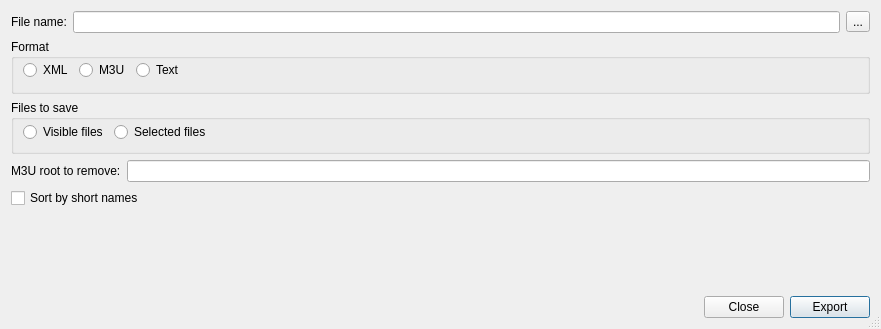
This is mp3diags/src/Export.ui in frispete/mp3diags as Qt 5 draws it before an edit. The edited form follows.
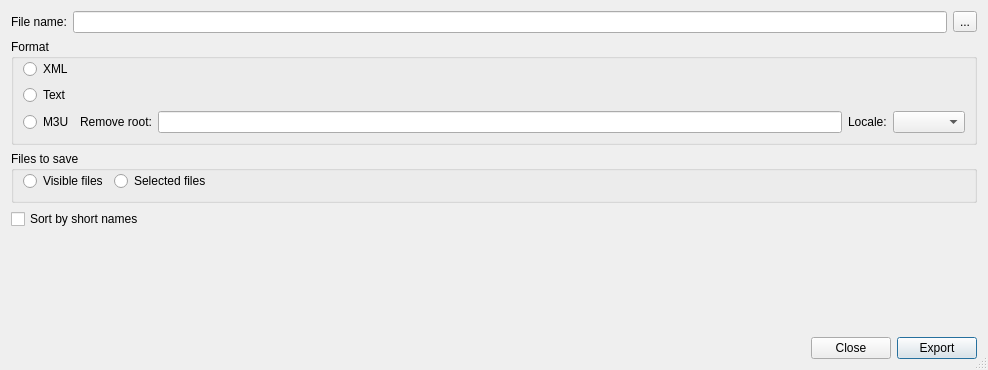
This is the edited form.

Commit message: - forced archive version check, to prevent older versions of the program from trying to open databases serialized by newer ones - m3u export can now specify a locale to use - "var artists" in tag detail

```diff
--- a/mp3diags/src/Export.ui
+++ b/mp3diags/src/Export.ui
@@ -5,8 +5,8 @@
    <rect>
     <x>0</x>
     <y>0</y>
-    <width>881</width>
-    <height>329</height>
+    <width>988</width>
+    <height>370</height>
    </rect>
   </property>
   <property name="windowTitle" >
@@ -42,43 +42,55 @@
      <property name="title" >
       <string>Format</string>
      </property>
-     <layout class="QHBoxLayout" >
+     <layout class="QGridLayout" >
       <property name="topMargin" >
        <number>0</number>
       </property>
-      <item>
+      <item row="0" column="0" >
        <widget class="QRadioButton" name="m_pXmlRB" >
         <property name="text" >
          <string>XML</string>
         </property>
        </widget>
       </item>
-      <item>
-       <widget class="QRadioButton" name="m_pM3uRB" >
-        <property name="text" >
-         <string>M3U</string>
-        </property>
-       </widget>
-      </item>
-      <item>
+      <item row="1" column="0" >
        <widget class="QRadioButton" name="m_pTextRB" >
         <property name="text" >
          <string>Text</string>
         </property>
        </widget>
       </item>
-      <item>
-       <spacer>
-        <property name="orientation" >
-         <enum>Qt::Horizontal</enum>
+      <item row="2" column="0" >
+       <widget class="QRadioButton" name="m_pM3uRB" >
+        <property name="text" >
+         <string>M3U</string>
         </property>
-        <property name="sizeHint" >
-         <size>
-          <width>81</width>
-          <height>23</height>
-         </size>
+       </widget>
+      </item>
+      <item row="2" column="1" >
+       <widget class="QLabel" name="label_2" >
+        <property name="text" >
+         <string>Remove root:</string>
         </property>
-       </spacer>
+       </widget>
+      </item>
+      <item row="2" column="2" >
+       <widget class="QLineEdit" name="m_pM3uRootE" >
+        <property name="toolTip" >
+         <string>When creating an M3U file, this text gets removed from the beginning of the file names.
+Meant to be used for creating M3U files containing relative paths.</string>
+        </property>
+       </widget>
+      </item>
+      <item row="2" column="3" >
+       <widget class="QLabel" name="label_3" >
+        <property name="text" >
+         <string>Locale:</string>
+        </property>
+       </widget>
+      </item>
+      <item row="2" column="4" >
+       <widget class="QComboBox" name="m_pLocaleCbB" />
       </item>
      </layout>
     </widget>
@@ -90,7 +102,7 @@
      </property>
      <layout class="QHBoxLayout" >
       <property name="topMargin" >
-       <number>2</number>
+       <number>0</number>
       </property>
       <item>
        <widget class="QRadioButton" name="m_pVisibleRB" >
@@ -122,25 +134,6 @@
      </layout>
     </widget>
    </item>
-   <item>
-    <layout class="QHBoxLayout" >
-     <item>
-      <widget class="QLabel" name="label_2" >
-       <property name="text" >
-        <string>M3U root to remove:</string>
-       </property>
-      </widget>
-     </item>
-     <item>
-      <widget class="QLineEdit" name="m_pM3uRootE" >
-       <property name="toolTip" >
-        <string>When creating an M3U file, this text gets removed from the beginning of the file names.
-Meant to be used for creating M3U files containing relative paths.</string>
-       </property>
-      </widget>
-     </item>
-    </layout>
-   </item>
    <item>
     <widget class="QCheckBox" name="m_pSortByShortNamesCkB" >
      <property name="text" >
```
The commit also changes 34 other files.
